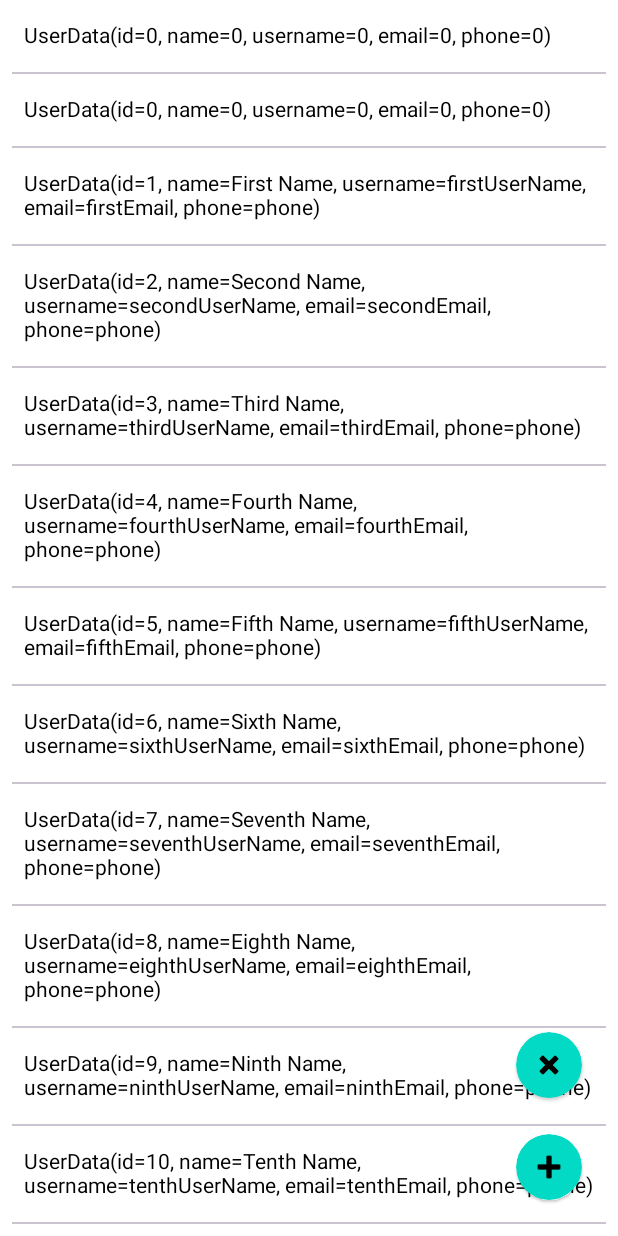
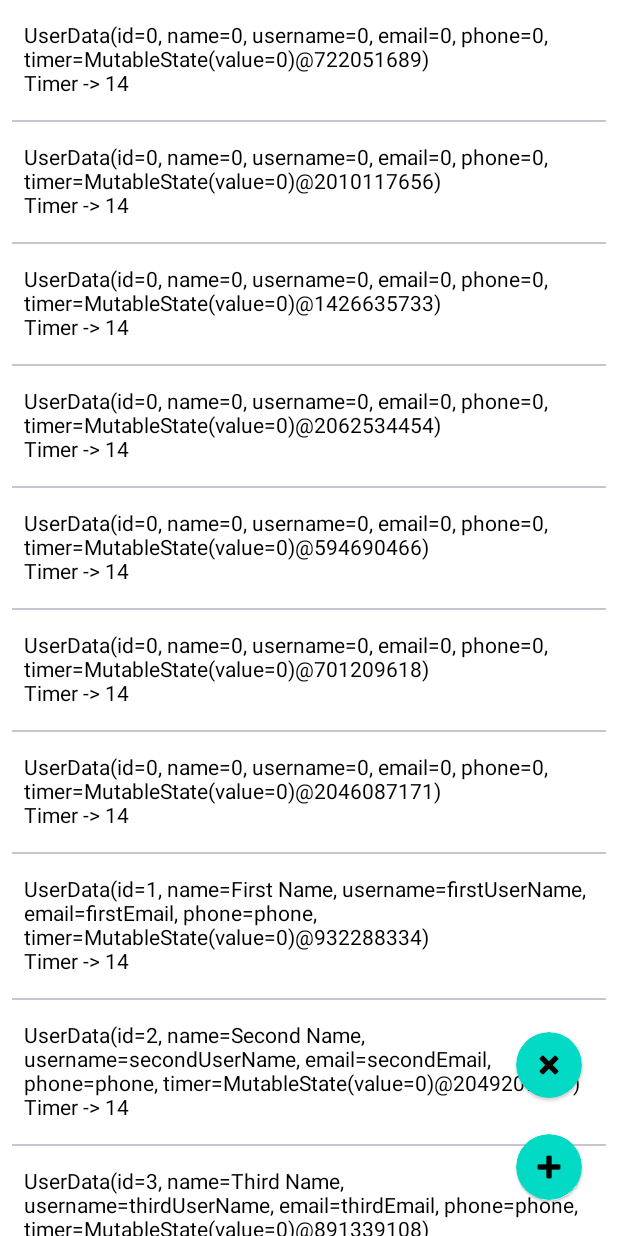
Before and after one commit to Axhillex/GraphQlApplication, an Android app built with Jetpack Compose: the screen it shows after launch (MainActivity), after a tap on an icon or button, on a phone screen of 412 x 824 dp. Run offline under Robolectric (Android 15) with nearby library versions, the phone set to English and light mode, and no system bars; network calls fail; 1 statement that could not run was skipped; 1 other tap on this screen came first.

Commit message:
timer condition added

```diff
--- a/app/src/main/java/com/example/graphqlapplication/MainActivity.kt
+++ b/app/src/main/java/com/example/graphqlapplication/MainActivity.kt
@@ -3,19 +3,19 @@ package com.example.graphqlapplication
 import androidx.appcompat.app.AppCompatActivity
 import android.os.Bundle
 import android.widget.Toast
-import androidx.compose.animation.core.tween
 import androidx.compose.foundation.ExperimentalFoundationApi
-import androidx.compose.foundation.layout.Row
-import androidx.compose.foundation.layout.Spacer
+import androidx.compose.foundation.layout.Column
 import androidx.compose.foundation.layout.fillMaxSize
 import androidx.compose.foundation.layout.fillMaxWidth
-import androidx.compose.foundation.layout.height
 import androidx.compose.foundation.layout.padding
 import androidx.compose.foundation.lazy.LazyColumn
 import androidx.compose.foundation.lazy.itemsIndexed
+import androidx.compose.foundation.lazy.rememberLazyListState
 import androidx.compose.material3.Divider
 import androidx.compose.material3.Text
 import androidx.compose.runtime.mutableStateListOf
+import androidx.compose.runtime.mutableStateOf
+import androidx.compose.ui.Alignment
 import androidx.compose.ui.Modifier
 import androidx.compose.ui.unit.dp
 import androidx.lifecycle.lifecycleScope
@@ -45,6 +45,7 @@ class MainActivity : AppCompatActivity(), UsersInterface {
 
     private lateinit var binding: ActivityMainBinding
     private val adapter = UsersAdapter()
+    private val timer = mutableStateOf(0)
     private val userData = mutableStateListOf(
         UserData("1", "First Name", "firstUserName", "firstEmail", "phone"),
         UserData("2", "Second Name", "secondUserName", "secondEmail", "phone"),
@@ -97,19 +98,48 @@ class MainActivity : AppCompatActivity(), UsersInterface {
     @OptIn(ExperimentalFoundationApi::class)
     private suspend fun setUpView() = withContext(Dispatchers.Main) {
         binding.usersRecyclerView.adapter = adapter
+        userData.addAll(userData)
         binding.composeView.setContent {
             LazyColumn(
-                Modifier
-                    .fillMaxSize()
+                Modifier.fillMaxSize(),
+                rememberLazyListState()
             ) {
                 itemsIndexed(userData) { index, user ->
-                    Row(
+                    Column(
                         Modifier
                             .fillMaxWidth()
                             .padding(16.dp)
-                            .animateItemPlacement(tween(250))
                     ) {
-                        Text(text = "$user")
+                        Text(
+                            text = "$user",
+                            Modifier
+                                .fillMaxWidth()
+                                .align(Alignment.CenterHorizontally)
+                        )
+                        Text(
+                            text = "Timer -> ${timer.value}",
+                            Modifier
+                                .fillMaxWidth()
+                                .align(Alignment.CenterHorizontally)
+                        )
+//                        LaunchedEffect(key1 = null, block = {
+//                            launch(Dispatchers.IO) {
+//                                countDownTimer(30)
+//                                    .onStart {
+//                                        user.timer.value = 0
+//                                    }
+//                                    .onEach {
+//                                        user.timer.value = it
+//                                        if (it == 1) {
+//                                            cancel()
+//                                        }
+//                                    }
+//                                    .onCompletion {
+//                                        userData.remove(user)
+//                                    }
+//                                    .launchIn(this)
+//                            }
+//                        })
                     }
                     if (index != userData.size - 1) {
                         Divider(Modifier.padding(horizontal = 8.dp))
@@ -117,19 +147,31 @@ class MainActivity : AppCompatActivity(), UsersInterface {
                 }
             }
         }
-        countDownTimer(35)
+        delay(2000)
+        Toast.makeText(baseContext, "Timer started to add other views", Toast.LENGTH_SHORT).show()
+        countDownTimer(30)
             .onStart {
                 userData.add(0, UserData("0", "0", "0", "0", "0"))
             }
             .onEach {
+                timer.value = it
                 if (it.mod(3) == 0) {
+                    withContext(Dispatchers.Main) {
+                        Toast.makeText(baseContext, "added new user", Toast.LENGTH_SHORT).show()
+                    }
                     userData.add(0, UserData("0", "0", "0", "0", "0"))
                 }
-                if (it.mod(7) == 0) {
-                    userData.removeAt(0)
+                if (it == 1) {
+                    delay(1000)
+                    timer.value = 0
+                    delay(1000)
+                    userData.clear()
                 }
             }
             .onCompletion {
+                withContext(Dispatchers.Main) {
+                    Toast.makeText(baseContext, "removed first user", Toast.LENGTH_SHORT).show()
+                }
                 userData.removeAt(0)
             }
             .launchIn(CoroutineScope(Dispatchers.IO))
@@ -156,7 +198,7 @@ class MainActivity : AppCompatActivity(), UsersInterface {
 
             if (request.isSuccessful) {
                 withContext(Dispatchers.Main) {
-                    Toast.makeText(applicationContext, "Removed $id", Toast.LENGTH_SHORT).show()
+                    Toast.makeText(baseContext, "Removed $id", Toast.LENGTH_SHORT).show()
                 }
                 getUsersList()
             }
--- a/app/src/main/java/com/example/graphqlapplication/data/UserData.kt
+++ b/app/src/main/java/com/example/graphqlapplication/data/UserData.kt
@@ -1,4 +1,7 @@
 package com.example.graphqlapplication.data
+
+import androidx.compose.runtime.MutableState
+import androidx.compose.runtime.mutableStateOf
 
 data class UserData(
     val id: String? = null,
@@ -6,4 +9,5 @@ data class UserData(
     val username: String? = null,
     val email: String? = null,
     val phone: String? = null,
+    val timer: MutableState<Int> = mutableStateOf(0),
 )
```
